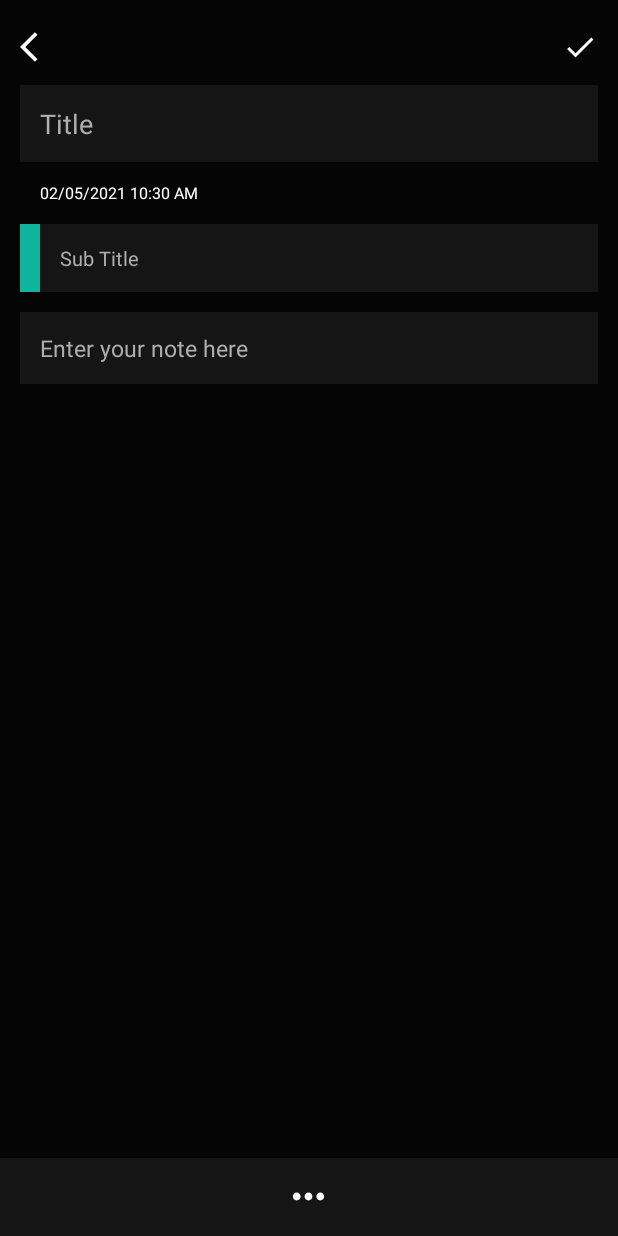
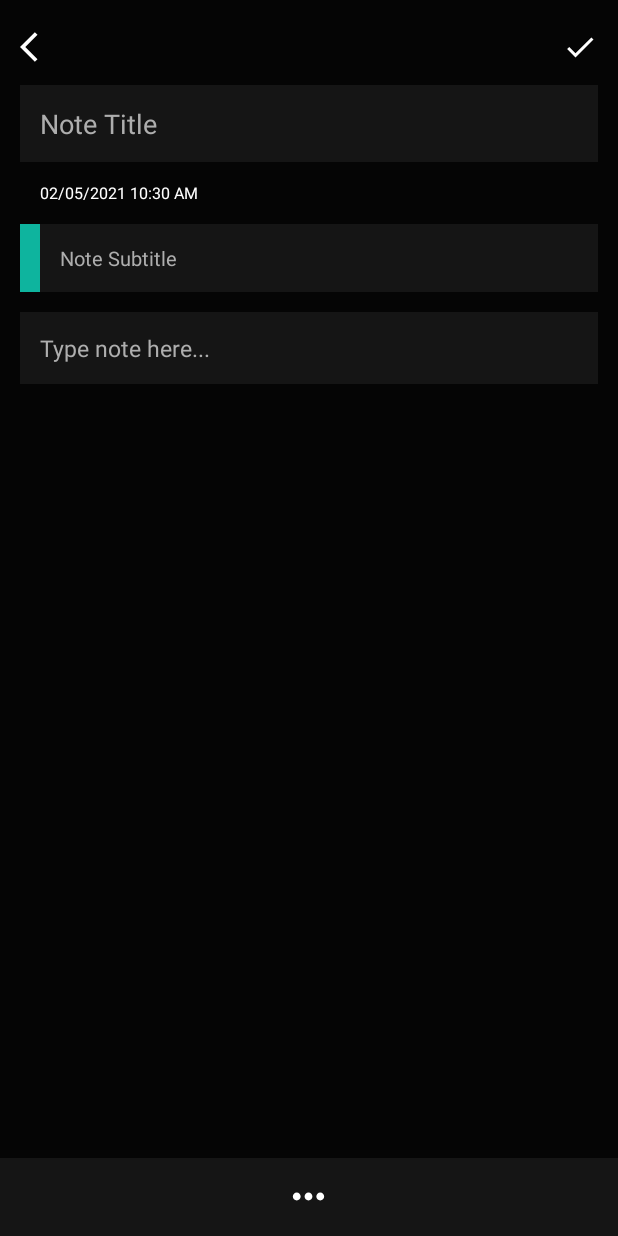
Before and after one commit to iamsoumik18/Write-It, an Android app: the screen it shows after launch (MainActivity), after a tap on an icon or button, on a phone screen of 412 x 824 dp. Run offline under Robolectric (Android 15) with nearby library versions, the phone set to English and light mode, and no system bars; our stand-ins replace Room's generated code, sdp/ssp sizes; libraries missing offline, so code that uses them is left out: pub.devrel.easypermissions; pictures from the network do not load; Roboto replaces fonts that are not available here.

Commit message:
Update note feature added

```diff
--- a/app/src/main/java/com/iam18/writeit/dao/NoteDao.kt
+++ b/app/src/main/java/com/iam18/writeit/dao/NoteDao.kt
@@ -21,4 +21,7 @@ interface NoteDao {
     @Query("DELETE FROM notes WHERE id =:id")
     suspend fun deleteSpecificNote(id:Int)
 
+    @Update
+    suspend fun updateNote(note:Notes)
+
 }
--- a/app/src/main/res/layout/fragment_bottom_sheet.xml
+++ b/app/src/main/res/layout/fragment_bottom_sheet.xml
@@ -94,7 +94,7 @@
             app:layout_constraintEnd_toEndOf="parent"
             android:textColor="@color/white"
             android:textSize="@dimen/_12ssp"
-            android:text="Add Web Link"
+            android:text="Add URL"
             android:maxLines="1"
             android:ellipsize="end"
             />
--- a/app/src/main/res/layout/fragment_create_note.xml
+++ b/app/src/main/res/layout/fragment_create_note.xml
@@ -58,7 +58,7 @@
                 android:layout_margin="@dimen/_10sdp"
                 android:background="#151515"
                 android:ellipsize="end"
-                android:hint="Title"
+                android:hint="Note Title"
                 android:inputType="text"
                 android:maxLines="1"
                 android:padding="@dimen/_10sdp"
@@ -104,7 +104,7 @@
                     android:layout_height="wrap_content"
                     android:background="#151515"
                     android:ellipsize="end"
-                    android:hint="Sub Title"
+                    android:hint="Note Subtitle"
                     android:inputType="text"
                     android:maxLines="1"
                     android:padding="@dimen/_10sdp"
@@ -246,7 +246,7 @@
                 android:layout_marginEnd="@dimen/_10sdp"
                 android:layout_marginTop="@dimen/_10sdp"
                 android:background="#151515"
-                android:hint="Enter your note here"
+                android:hint="Type note here..."
                 android:inputType="textMultiLine"
                 android:padding="@dimen/_10sdp"
                 android:textColor="#fff"
--- a/app/src/main/res/values/strings.xml
+++ b/app/src/main/res/values/strings.xml
@@ -1,6 +1,4 @@
 <resources>
     <string name="app_name">Write It</string>
-    <string name="app_desc">This is a note taking app where you can store, update and search your notes, highlight your texts, add url and images of your comfort.</string>
-    <!-- TODO: Remove or change this placeholder text -->
-    <string name="hello_blank_fragment">Hello blank fragment</string>
+    <string name="app_desc">This is a note taking app where you can store, search and update your notes, add url and images of your comfort.</string>
 </resources>
```
Also changed, not shown: app/src/main/java/com/iam18/writeit/CreateNoteFragment.kt (+32 -1 lines).
